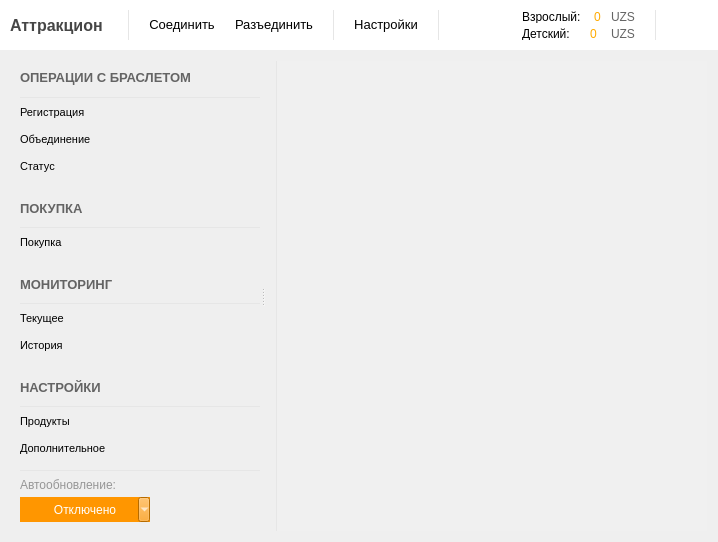
Before: the Qt Designer form Client/MainWindow.ui in Baxulio/Attraction, drawn with Qt 5.
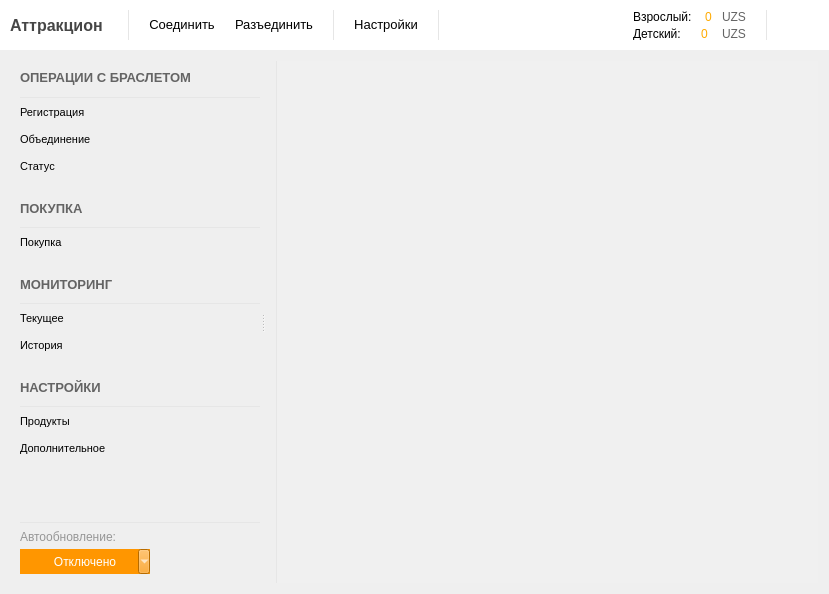
After: the same form once the commit is applied. Icons and pictures are not drawn.

What changed in the file:
```diff
--- a/Client/MainWindow.ui
+++ b/Client/MainWindow.ui
@@ -6,8 +6,8 @@
    <rect>
     <x>0</x>
     <y>0</y>
-    <width>718</width>
-    <height>542</height>
+    <width>829</width>
+    <height>594</height>
    </rect>
   </property>
   <property name="windowTitle">
```
Left out of the diff: 32 changed lines with no effect on the pictures.
